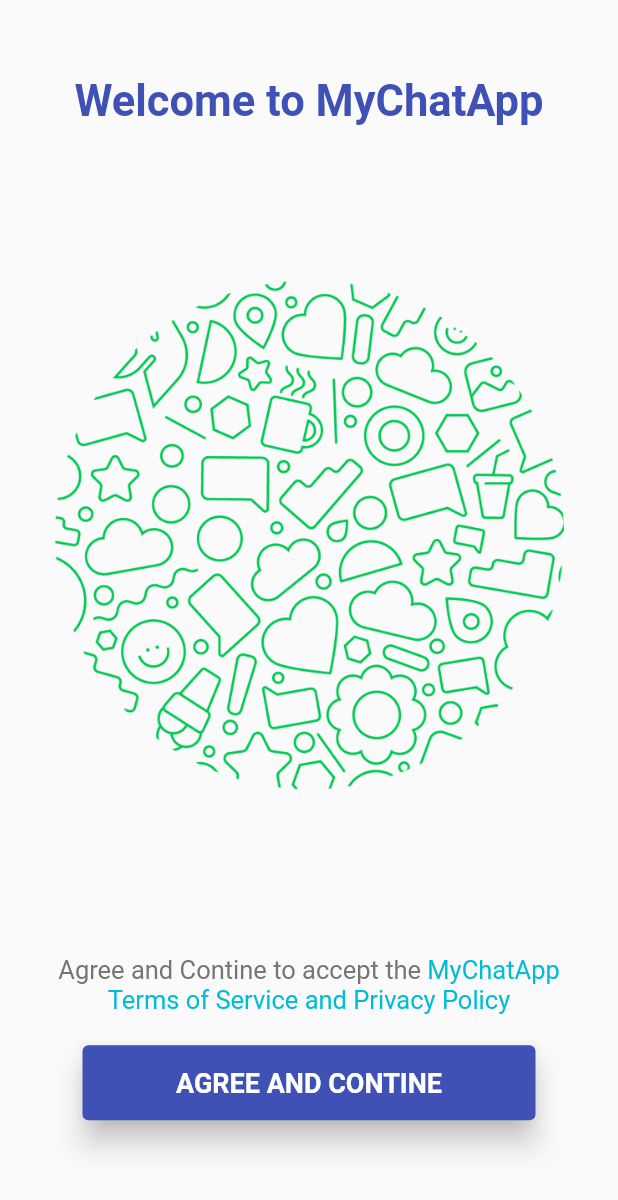
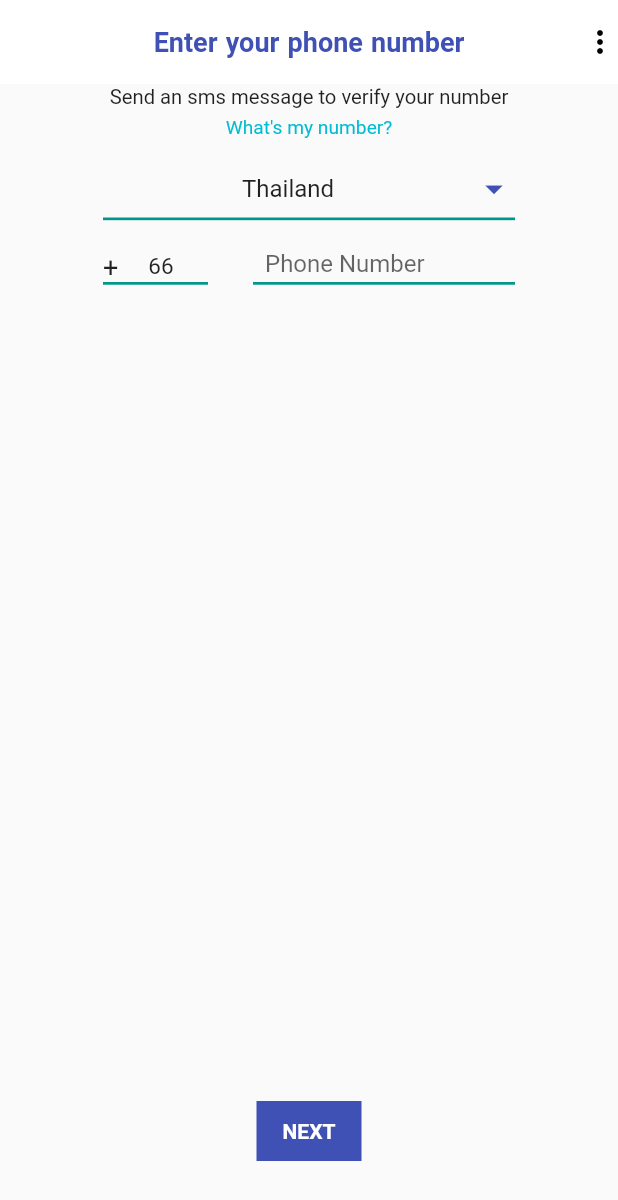
Before and after one commit to namosarawut/chatApp, a Flutter app: the LandingScreen screen opened directly, after a tap on "AGREE AND CONTINE", on a phone screen of 412 x 824 dp. Shown: the top 1200 px of the screen. Run offline on Flutter 3.47's test engine with Material 2 defaults, Android fonts, the phone set to English and light mode, and no system bars; our stand-ins replace camera, flutter_svg, otp_text_field, socket_io_client, video_player; Roboto replaces fonts that are missing (OpenSans).

```diff
--- a/lib/LandingScreen/LandingScreen.dart
+++ b/lib/LandingScreen/LandingScreen.dart
@@ -1,3 +1,4 @@
+import 'package:chatapp/LandingScreen/login_page.dart';
 import 'package:flutter/material.dart';
 
 class LandingScreen extends StatefulWidget {
@@ -12,8 +13,14 @@ class _LandingScreenState extends State<LandingScreen> {
   Widget build(BuildContext context) {
     return Scaffold(
       body: Container(
-        height: MediaQuery.of(context).size.height,
-        width: MediaQuery.of(context).size.width,
+        height: MediaQuery
+            .of(context)
+            .size
+            .height,
+        width: MediaQuery
+            .of(context)
+            .size
+            .width,
         child: SingleChildScrollView(
           child: Column(
             children: [
@@ -28,16 +35,22 @@ class _LandingScreenState extends State<LandingScreen> {
                     fontWeight: FontWeight.w600),
               ),
               SizedBox(
-                height: MediaQuery.of(context).size.height / 8,
+                height: MediaQuery
+                    .of(context)
+                    .size
+                    .height / 8,
               ),
               Image.asset(
                 "assets/bg.png",
-                color: Colors.greenAccent[700],
+                color: Colors.indigo,
                 height: 340,
                 width: 340,
               ),
               SizedBox(
-                height: MediaQuery.of(context).size.height / 7.5,
+                height: MediaQuery
+                    .of(context)
+                    .size
+                    .height / 7.5,
               ),
               Padding(
                 padding: EdgeInsets.symmetric(horizontal: 20),
@@ -54,7 +67,7 @@ class _LandingScreenState extends State<LandingScreen> {
                             style: TextStyle(color: Colors.grey[600])),
                         TextSpan(
                             text:
-                                " MyChatApp Terms of Service and Privacy Policy",
+                            " MyChatApp Terms of Service and Privacy Policy",
                             style: TextStyle(color: Colors.cyan))
                       ]),
                 ),
@@ -63,11 +76,16 @@ class _LandingScreenState extends State<LandingScreen> {
                 height: 20,
               ),
               InkWell(
-                onTap: (){
-
+                onTap: () {
+                  Navigator.pushAndRemoveUntil(context,
+                      MaterialPageRoute(builder: (builder) => LoginPage()), (
+                          route) => false);
                 },
                 child: Container(
-                  width: MediaQuery.of(context).size.width - 110,
+                  width: MediaQuery
+                      .of(context)
+                      .size
+                      .width - 110,
                   height: 50,
                   child: Card(
                     margin: EdgeInsets.all(0),
--- /dev/null
+++ b/lib/LandingScreen/login_page.dart
@@ -0,0 +1,269 @@
+import 'package:chatapp/LandingScreen/ConutryPage.dart';
+import 'package:chatapp/LandingScreen/otp_screen.dart';
+import 'package:chatapp/Model/country_model.dart';
+import 'package:flutter/material.dart';
+
+class LoginPage extends StatefulWidget {
+  const LoginPage({Key? key}) : super(key: key);
+
+  @override
+  State<LoginPage> createState() => _LoginPageState();
+}
+
+class _LoginPageState extends State<LoginPage> {
+  String contryname = "Thailand";
+  String contrycode = "+66";
+  TextEditingController _controller = TextEditingController();
+
+  @override
+  Widget build(BuildContext context) {
+    return Scaffold(
+      appBar: AppBar(
+        elevation: 0,
+        backgroundColor: Colors.white,
+        title: Text(
+          "Enter your phone number",
+          style: TextStyle(
+              color: Colors.indigo,
+              fontWeight: FontWeight.w700,
+              fontSize: 18,
+              wordSpacing: 1),
+        ),
+        centerTitle: true,
+        actions: [
+          Icon(
+            Icons.more_vert,
+            color: Colors.black,
+          )
+        ],
+      ),
+      body: Container(
+        height: MediaQuery.of(context).size.height,
+        width: MediaQuery.of(context).size.width,
+        child: Column(
+          children: [
+            Text(
+              "Send an sms message to verify your number",
+              style: TextStyle(fontSize: 13.5),
+            ),
+            SizedBox(
+              height: 5,
+            ),
+            Text(
+              "What's my number?",
+              style: TextStyle(fontSize: 12.8, color: Colors.cyan),
+            ),
+            SizedBox(
+              height: 15,
+            ),
+            contryCard(),
+            SizedBox(
+              height: 5,
+            ),
+            number(),
+            Expanded(child: Container()),
+            InkWell(
+              onTap: () {
+                if (_controller.text.isEmpty) {
+                  showMydilogerNoNumber();
+                } else {
+                  showMydiloger();
+                }
+              },
+              child: Container(
+                color: Colors.indigo,
+                height: 40,
+                width: 70,
+                child: Center(
+                  child: Text(
+                    "NEXT",
+                    style: TextStyle(
+                        fontWeight: FontWeight.bold, color: Colors.white),
+                  ),
+                ),
+              ),
+            ),
+            SizedBox(
+              height: 50,
+            )
+          ],
+        ),
+      ),
+    );
+  }
+
+  Widget contryCard() {
+    return InkWell(
+      onTap: () {
+        Navigator.push(
+            context,
+            MaterialPageRoute(
+                builder: (builder) => CountryPage(
+                      setCountryData: setContryData,
+                    )));
+        // print(setContryData);
+      },
+      child: Container(
+        width: MediaQuery.of(context).size.width / 1.5,
+        padding: EdgeInsets.symmetric(vertical: 5),
+        decoration: BoxDecoration(
+            border: Border(bottom: BorderSide(color: Colors.teal, width: 1.8))),
+        child: Row(
+          children: [
+            Expanded(
+              child: Container(
+                child: Center(
+                  child: Text(
+                    "${contryname}",
+                    style: TextStyle(fontSize: 16),
+                  ),
+                ),
+              ),
+            ),
+            Icon(
+              Icons.arrow_drop_down,
+              color: Colors.indigo,
+              size: 28,
+            )
+          ],
+        ),
+      ),
+    );
+  }
+
+  Widget number() {
+    return Container(
+      width: MediaQuery.of(context).size.width / 1.5,
+      height: 38,
+      child: Row(
+        children: [
+          Container(
+            margin: EdgeInsets.fromLTRB(0, 16, 0, 0),
+            width: 70,
+            decoration: BoxDecoration(
+                border:
+                    Border(bottom: BorderSide(color: Colors.teal, width: 1.8))),
+            child: Row(
+              children: [
+                Text(
+                  "+",
+                  style: TextStyle(fontSize: 18),
+                ),
+                SizedBox(
+                  width: 20,
+                ),
+                Text(
+                  "${contrycode.substring(1)}",
+                  style: TextStyle(fontSize: 15),
+                )
+              ],
+            ),
+          ),
+          SizedBox(
+            width: 30,
+          ),
+          Container(
+            decoration: BoxDecoration(
+                border:
+                    Border(bottom: BorderSide(color: Colors.teal, width: 1.8))),
+            width: MediaQuery.of(context).size.width / 1.5 - 100,
+            child: TextFormField(
+              controller: _controller,
+              keyboardType: TextInputType.number,
+              decoration: InputDecoration(
+                  border: InputBorder.none,
+                  contentPadding: EdgeInsets.all(8),
+                  hintText: "Phone Number"),
+            ),
+          )
+        ],
+      ),
+    );
+  }
+
+  void setContryData(CountryModel countryModel) {
+    setState(() {
+      contryname = "${countryModel.name}";
+      contrycode = "${countryModel.code}";
+    });
+    Navigator.pop(context);
+  }
+
+  Future<void> showMydiloger() {
+    return showDialog(
+        context: context,
+        builder: (BuildContext context) {
+          return AlertDialog(
+            content: SingleChildScrollView(
+              child: Column(
+                // mainAxisAlignment: MainAxisAlignment.start,
+                crossAxisAlignment: CrossAxisAlignment.start,
+                children: [
+                  Text(
+                    "We will Be veryfying your phone number",
+                    style: TextStyle(fontSize: 14),
+                  ),
+                  SizedBox(
+                    height: 10,
+                  ),
+                  Text(contrycode + " " + _controller.text,
+                      style:
+                          TextStyle(fontSize: 14, fontWeight: FontWeight.w500)),
+                  SizedBox(
+                    height: 10,
+                  ),
+                  Text("Is this ok,or would you like to edit the number?",
+                      style: TextStyle(fontSize: 13.5)),
+                ],
+              ),
+            ),
+            actions: [
+              TextButton(
+                  onPressed: () {
+                    Navigator.pop(context);
+                  },
+                  child: Text("Edit")),
+              TextButton(
+                  onPressed: () {
+                    Navigator.pop(context);
+                    Navigator.push(
+                        context,
+                        MaterialPageRoute(
+                            builder: (context) => OtpScreen(
+                                number: "${_controller.text}",
+                                countrycode: contrycode.substring(1))));
+                  },
+                  child: Text("Ok"))
+            ],
+          );
+        });
+  }
+
+  Future<void> showMydilogerNoNumber() {
+    return showDialog(
+        context: context,
+        builder: (BuildContext context) {
+          return AlertDialog(
+            content: SingleChildScrollView(
+              child: Column(
+                // mainAxisAlignment: MainAxisAlignment.start,
+                crossAxisAlignment: CrossAxisAlignment.start,
+                children: [
+                  Text(
+                    "There is no number you entered",
+                    style: TextStyle(fontSize: 14),
+                  ),
+                ],
+              ),
+            ),
+            actions: [
+              TextButton(
+                  onPressed: () {
+                    Navigator.pop(context);
+                  },
+                  child: Text("Ok"))
+            ],
+          );
+        });
+  }
+}
--- /dev/null
+++ b/lib/Model/country_model.dart
@@ -0,0 +1,6 @@
+class CountryModel {
+  String? name;
+  String? code;
+  String? flag;
+  CountryModel({this.name,this.code,this.flag});
+}
--- a/lib/main.dart
+++ b/lib/main.dart
@@ -21,7 +21,10 @@ class MyApp extends StatelessWidget {
         debugShowCheckedModeBanner: false,
         title: 'Flutter Demo',
         theme: ThemeData(primarySwatch: Colors.blue, fontFamily: "OpenSans"),
-        home: LandingScreen());
+        // home: LandingScreen()
+        home: LoginScreen()
+
+    );
   }
 }
 
--- a/pubspec.yaml
+++ b/pubspec.yaml
@@ -41,6 +41,7 @@ dependencies:
   path:
   video_player: ^2.4.0
   socket_io_client: ^1.0.2
+  otp_text_field: ^1.1.3
 
 
 dev_dependencies:
```
Also changed, not shown: lib/LandingScreen/ConutryPage.dart (added, +108 -0 lines), lib/LandingScreen/otp_screen.dart (added, +139 -0 lines), pubspec.lock.
